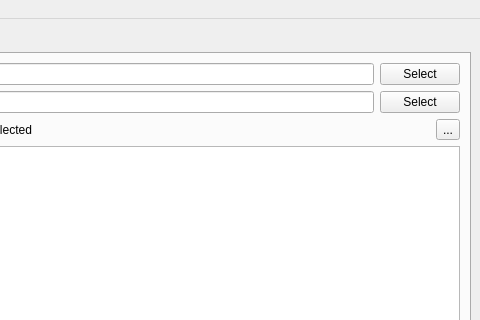
This is mainwindow.ui in BlueQuartzSoftware/MetaForge as Qt 5 draws it before an edit; both pictures show x 899 to 1379 and y 0 to 320 of the 1379 by 686 pixel window. The edited form follows.
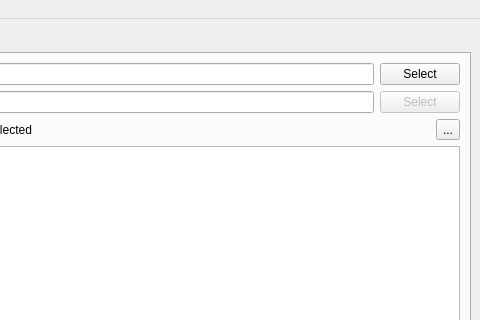
This is the edited form. The open tabs and pages were chosen to show the change.

The edit to the form file:
```diff
--- a/mainwindow.ui
+++ b/mainwindow.ui
@@ -306,6 +306,9 @@
             </item>
             <item row="1" column="2">
              <widget class="QPushButton" name="otherDataFileSelect">
+              <property name="enabled">
+               <bool>false</bool>
+              </property>
               <property name="text">
                <string>Select</string>
               </property>
```
Left out of the diff: 4 changed lines with no effect on the pictures.
